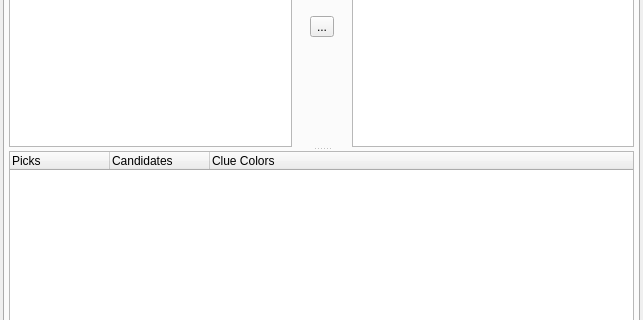
Qt form ui/preferences.ui (moltencrux/wordlesmash) before a commit; both pictures show x 0 to 643 and y 201 to 521 of the 643 by 667 pixel window.
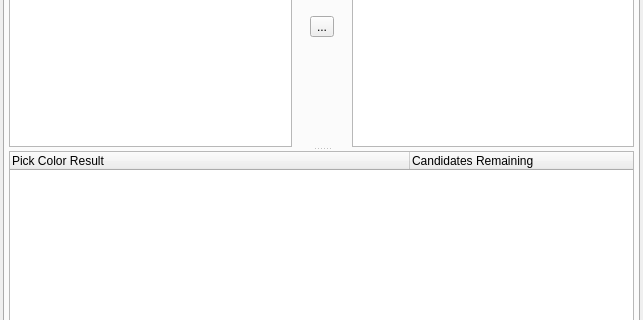
The same form after that commit. The open tabs and pages were chosen to show the change. Icons and pictures are not drawn.

Commit message: Added decision tree viewing to preferences dialog.

Diff of the .ui file:
```diff
--- a/ui/preferences.ui
+++ b/ui/preferences.ui
@@ -971,19 +971,26 @@
              <property name="frameShadow">
               <enum>QFrame::Shadow::Plain</enum>
              </property>
+             <property name="columnCount">
+              <number>2</number>
+             </property>
+             <attribute name="headerDefaultSectionSize">
+              <number>400</number>
+             </attribute>
+             <attribute name="headerStretchLastSection">
+              <bool>true</bool>
+             </attribute>
              <column>
               <property name="text">
-               <string notr="true">Picks</string>
+               <string notr="true">Pick Color Result</string>
               </property>
              </column>
              <column>
               <property name="text">
-               <string>Candidates</string>
+               <string>Candidates Remaining</string>
               </property>
-             </column>
-             <column>
-              <property name="text">
-               <string>Clue Colors</string>
+              <property name="toolTip">
+               <string extracomment="The number of remaining candidate solutions after this pick result"/>
               </property>
              </column>
             </widget>
```
The commit also changes 1 other file.
